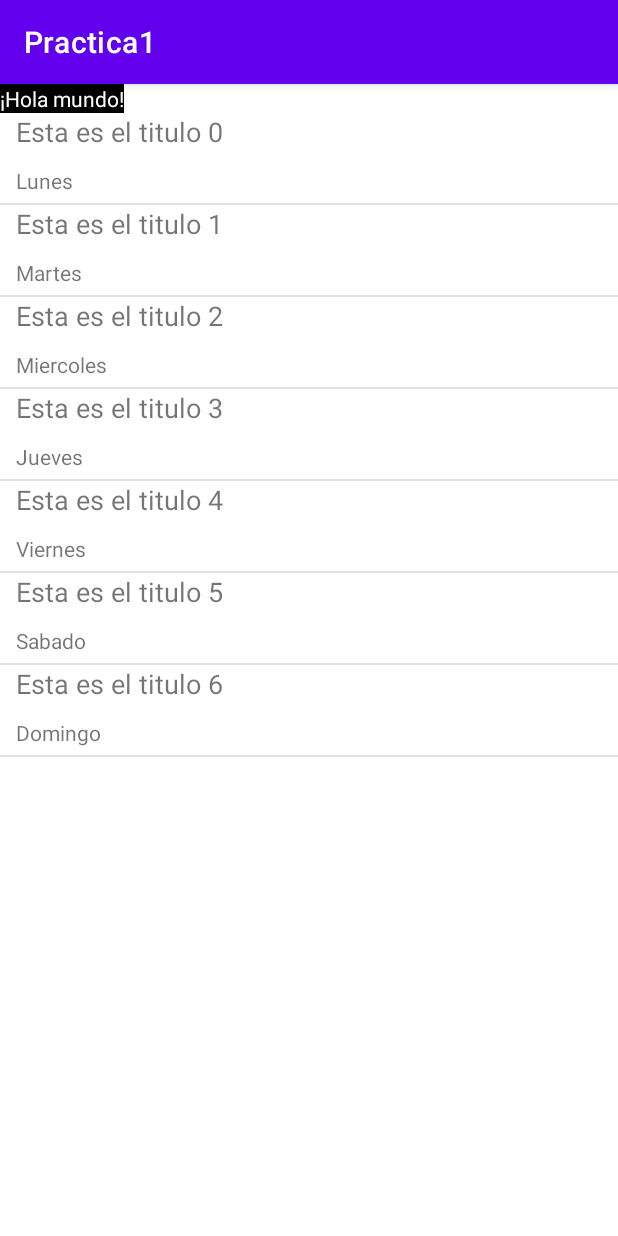
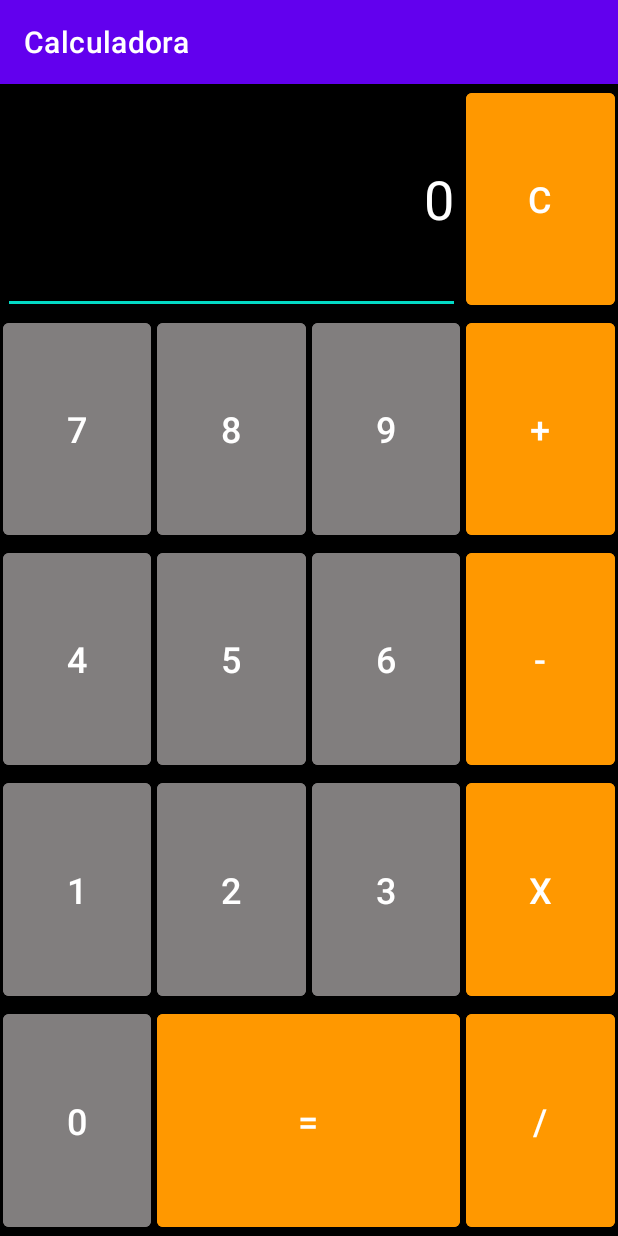
Before and after one commit to Obaltazar2k/DSR-DA, an Android app: the screen it shows after launch (MainActivity), on a phone screen of 412 x 824 dp. Run offline under Robolectric (Android 15) with nearby library versions, the phone set to English and light mode, and no system bars.

Commit message:
calculadora

```diff
--- a/Practica1/app/src/main/AndroidManifest.xml
+++ b/Practica1/app/src/main/AndroidManifest.xml
@@ -1,6 +1,6 @@
 <?xml version="1.0" encoding="utf-8"?>
 <manifest xmlns:android="http://schemas.android.com/apk/res/android"
-    package="com.stardust.practica1">
+    package="com.stardust.calculadora">
 
     <application
         android:allowBackup="true"
@@ -8,7 +8,7 @@
         android:label="@string/app_name"
         android:roundIcon="@mipmap/ic_launcher_round"
         android:supportsRtl="true"
-        android:theme="@style/Theme.Practica1">
+        android:theme="@style/Theme.Calculadora">
         <activity android:name=".MainActivity">
             <intent-filter>
                 <action android:name="android.intent.action.MAIN" />
--- /dev/null
+++ b/Practica1/app/src/main/java/com/stardust/calculadora/Extension.kt
@@ -0,0 +1,10 @@
+package com.stardust.calculadora
+
+fun String.isAnOperador(): Boolean {
+    if(this.isNotEmpty()) {
+        if(this.equals("+")||this.equals("-")||this.equals("/")||this.equals("X")||this.equals("=")) {
+            return true
+        }
+    }
+    return false
+}
--- /dev/null
+++ b/Practica1/app/src/main/java/com/stardust/calculadora/MainActivity.kt
@@ -0,0 +1,159 @@
+package com.stardust.calculadora
+
+import androidx.appcompat.app.AppCompatActivity
+import android.os.Bundle
+import android.widget.Button
+import android.widget.EditText
+import android.widget.TextView
+
+class MainActivity : AppCompatActivity() {
+
+    private lateinit var txtNumeros: EditText
+    private lateinit var bttnC: Button
+    private lateinit var bttn7: Button
+    private lateinit var bttn8: Button
+    private lateinit var bttn9: Button
+    private lateinit var bttnSumar: Button
+    private lateinit var bttn4: Button
+    private lateinit var bttn5: Button
+    private lateinit var bttn6: Button
+    private lateinit var bttnRestar: Button
+    private lateinit var bttn1: Button
+    private lateinit var bttn2: Button
+    private lateinit var bttn3: Button
+    private lateinit var bttnMultiplicar: Button
+    private lateinit var bttn0: Button
+    private lateinit var bttnIgual: Button
+    private lateinit var bttnDividir: Button
+
+    private var operador = ""
+    private var numDetras: Int? = null
+    private var lastButton = ""
+
+    override fun onCreate(savedInstanceState: Bundle?) {
+        super.onCreate(savedInstanceState)
+        setContentView(R.layout.calculadora)
+
+        txtNumeros = findViewById(R.id.editTextNumeros)
+        bttn0 = findViewById(R.id.button0)
+        bttn1 = findViewById(R.id.button1)
+        bttn2 = findViewById(R.id.button2)
+        bttn3 = findViewById(R.id.button3)
+        bttn4 = findViewById(R.id.button4)
+        bttn5 = findViewById(R.id.button5)
+        bttn6 = findViewById(R.id.button6)
+        bttn7 = findViewById(R.id.button7)
+        bttn8 = findViewById(R.id.button8)
+        bttn9 = findViewById(R.id.button9)
+        bttnC = findViewById(R.id.buttonC)
+        bttnSumar = findViewById(R.id.buttonSumar)
+        bttnRestar = findViewById(R.id.buttonRestar)
+        bttnMultiplicar = findViewById(R.id.buttonMultiplicar)
+        bttnDividir = findViewById(R.id.buttonDividir)
+        bttnIgual = findViewById(R.id.buttonIgual)
+
+        bttn0?.setOnClickListener {
+            addNumber(0)
+        }
+        bttn1?.setOnClickListener {
+            addNumber(1)
+        }
+        bttn2?.setOnClickListener {
+            addNumber(2)
+        }
+        bttn3?.setOnClickListener {
+            addNumber(3)
+        }
+        bttn4?.setOnClickListener {
+            addNumber(4)
+        }
+        bttn5?.setOnClickListener {
+            addNumber(5)
+        }
+        bttn6?.setOnClickListener {
+            addNumber(6)
+        }
+        bttn7?.setOnClickListener {
+            addNumber(7)
+        }
+        bttn8?.setOnClickListener {
+            addNumber(8)
+        }
+        bttn9?.setOnClickListener {
+            addNumber(9)
+        }
+        bttnC?.setOnClickListener {
+            var numero = txtNumeros?.text.toString();
+            if(numero!="0") {
+                txtNumeros.setText("0")
+            } else {
+                operador = ""
+                numDetras = null
+            }
+        }
+        bttnSumar?.setOnClickListener {
+            operacion("+")
+        }
+        bttnRestar?.setOnClickListener {
+            operacion("-")
+        }
+        bttnMultiplicar?.setOnClickListener {
+            operacion("X")
+        }
+        bttnDividir?.setOnClickListener {
+            operacion("/")
+        }
+        bttnIgual?.setOnClickListener {
+            operacion("=")
+        }
+    }
+
+    private fun addNumber(number: Int): Unit {
+        var numero = txtNumeros?.text.toString();
+        if(numero.equals("0")) {
+            numero = "$number";
+        } else {
+            if(lastButton.isAnOperador()){
+                numero = "$number";
+            } else {
+                numero += number
+            }
+        }
+        txtNumeros.setText(numero)
+        lastButton = "$number"
+    }
+
+    private fun operacion(operadorEnviado: String): Unit {
+        var numero = txtNumeros?.text.toString().toInt();
+        if(operador.isEmpty()) {
+            numDetras = numero
+            operador = operadorEnviado
+            lastButton = operadorEnviado
+        } else {
+            if (operadorEnviado.equals("=")) {
+                if (numDetras != null) {
+                    when (operador) {
+                        "+" -> {
+                            numDetras = numDetras!! +numero
+                            txtNumeros.setText("$numDetras")
+                        }
+                        "-" -> {
+                            numDetras = numDetras!! -numero
+                            txtNumeros.setText("$numDetras")
+                        }
+                        "X" -> {
+                            numDetras = numDetras!!*numero
+                            txtNumeros.setText("$numDetras")
+                        }
+                        "/" -> {
+                            numDetras = numDetras!!/numero
+                            txtNumeros.setText("$numDetras")
+                        }
+                    }
+                    operador = ""
+                    lastButton = operadorEnviado
+                }
+            }
+        }
+    }
+}
--- a/Practica1/app/src/main/java/com/stardust/practica1/MainActivity.kt
+++ /dev/null
@@ -1,22 +0,0 @@
-package com.stardust.practica1
-
-import androidx.appcompat.app.AppCompatActivity
-import android.os.Bundle
-import android.widget.ListView
-import android.widget.TextView
-
-class MainActivity : AppCompatActivity() {
-    override fun onCreate(savedInstanceState: Bundle?) {
-        super.onCreate(savedInstanceState)
-        setContentView(R.layout.activity_main)
-
-        val miTexto = findViewById<TextView>(R.id.txtTitulo)
-        miTexto.text = "¡Hola mundo!"
-
-
-        val weekDays = arrayOf("Lunes", "Martes", "Miercoles", "Jueves", "Viernes", "Sabado", "Domingo")
-
-        val miLista = findViewById<ListView>(R.id.listaItems)
-        miLista.adapter = miAdaptador(this, weekDays)
-    }
-}
--- a/Practica1/app/src/main/java/com/stardust/practica1/miAdaptador.kt
+++ /dev/null
@@ -1,59 +0,0 @@
-package com.stardust.practica1
-
-import android.content.Context
-import android.view.LayoutInflater
-import android.view.View
-import android.view.ViewGroup
-import android.widget.BaseAdapter
-import android.widget.ImageView
-import android.widget.TextView
-
-class miAdaptador(contexto: Context, array: Array<String>):BaseAdapter() {
-
-    private val miContexto : Context
-    private val arreglo : Array<String>
-
-    init {
-        miContexto = contexto
-        arreglo = array
-    }
-
-    //cuantas filas se generan
-    override fun getCount(): Int {
-        return 7
-    }
-
-    override fun getItem(position: Int): Any {
-        TODO("Not yet implemented")
-    }
-
-    //regresa el id de cada elemento de la lista
-    override fun getItemId(position: Int): Long {
-        return position.toLong()
-    }
-
-    //genera cada una de las filas dentro de la lista
-    override fun getView(position: Int, convertView: View?, parent: ViewGroup?): View {
-        val layoutInflater = LayoutInflater.from(miContexto)
-        val listRowLayout = layoutInflater.inflate(R.layout.fila_lista, parent, false)
-
-        val txtDescription = listRowLayout.findViewById<TextView>(R.id.textViewDescription)
-        if (position < 7 )
-            txtDescription.text = arreglo[position]
-        else
-            txtDescription.text = "No hay más de 7 días a la semana"
-
-        val txtTitulo = listRowLayout.findViewById<TextView>(R.id.textViewTitle)
-        txtTitulo.text = "Esta es el titulo $position"
-
-        val imgView = listRowLayout.findViewById<ImageView>(R.id.imageView)
-
-        return listRowLayout
-        /*
-        val texto = TextView(miContexto)
-        texto.text = "esta es una fila mundo! $position"
-        return texto
-        */
-    }
-
-}
--- a/Practica1/app/src/main/res/layout/activity_main.xml
+++ b/Practica1/app/src/main/res/layout/activity_main.xml
@@ -4,26 +4,4 @@
     xmlns:tools="http://schemas.android.com/tools"
     android:layout_width="match_parent"
     android:layout_height="match_parent"
-    tools:context=".MainActivity">
-
-    <LinearLayout
-        android:layout_width="match_parent"
-        android:layout_height="match_parent"
-        android:orientation="vertical"
-        tools:layout_editor_absoluteX="117dp"
-        tools:layout_editor_absoluteY="111dp">
-
-        <TextView
-            android:id="@+id/txtTitulo"
-            android:layout_width="wrap_content"
-            android:layout_height="wrap_content"
-            android:background="#000000"
-            android:text="TextView"
-            android:textColor="#FFFFFF" />
-
-        <ListView
-            android:id="@+id/listaItems"
-            android:layout_width="match_parent"
-            android:layout_height="match_parent" />
-    </LinearLayout>
-</androidx.constraintlayout.widget.ConstraintLayout>
+    tools:context=".MainActivity"/>
--- /dev/null
+++ b/Practica1/app/src/main/res/layout/calculadora.xml
@@ -0,0 +1,217 @@
+<?xml version="1.0" encoding="utf-8"?>
+<GridLayout xmlns:android="http://schemas.android.com/apk/res/android"
+    android:layout_width="match_parent"
+    android:layout_height="match_parent"
+    android:background="#000000"
+    android:columnCount="4"
+    android:rowCount="6">
+
+    <EditText
+        android:id="@+id/editTextNumeros"
+        android:layout_width="0dp"
+        android:layout_height="0dp"
+        android:layout_rowWeight="1"
+        android:layout_columnSpan="3"
+        android:layout_columnWeight="1"
+        android:layout_marginStart="2dp"
+        android:layout_marginEnd="2dp"
+        android:ems="10"
+        android:gravity="center_vertical|end"
+        android:inputType="textPersonName"
+        android:text="0"
+        android:textColor="#FFFFFF"
+        android:textSize="36sp" />
+
+    <Button
+        android:id="@+id/buttonC"
+        android:layout_width="0dp"
+        android:layout_height="0dp"
+        android:layout_rowWeight="1"
+        android:layout_columnWeight="1"
+        android:layout_marginStart="2dp"
+        android:layout_marginEnd="2dp"
+        android:backgroundTint="#FF9800"
+        android:text="C"
+        android:textSize="24sp" />
+
+    <Button
+        android:id="@+id/button7"
+        android:layout_width="0dp"
+        android:layout_height="0dp"
+        android:layout_rowWeight="1"
+        android:layout_columnWeight="1"
+        android:layout_marginStart="2dp"
+        android:layout_marginEnd="2dp"
+        android:backgroundTint="#817E7E"
+        android:text="7"
+        android:textSize="24sp" />
+
+    <Button
+        android:id="@+id/button8"
+        android:layout_width="0dp"
+        android:layout_height="0dp"
+        android:layout_rowWeight="1"
+        android:layout_columnWeight="1"
+        android:layout_marginStart="2dp"
+        android:layout_marginEnd="2dp"
+        android:backgroundTint="#817E7E"
+        android:text="8"
+        android:textSize="24sp" />
+
+    <Button
+        android:id="@+id/button9"
+        android:layout_width="0dp"
+        android:layout_height="0dp"
+        android:layout_rowWeight="1"
+        android:layout_columnWeight="1"
+        android:layout_marginStart="2dp"
+        android:layout_marginEnd="2dp"
+        android:backgroundTint="#817E7E"
+        android:text="9"
+        android:textSize="24sp" />
+
+    <Button
+        android:id="@+id/buttonSumar"
+        android:layout_width="0dp"
+        android:layout_height="0dp"
+        android:layout_rowWeight="1"
+        android:layout_columnWeight="1"
+        android:layout_marginStart="2dp"
+        android:layout_marginEnd="2dp"
+        android:backgroundTint="#FF9800"
+        android:text="+"
+        android:textSize="24sp" />
+
+    <Button
+        android:id="@+id/button4"
+        android:layout_width="0dp"
+        android:layout_height="0dp"
+        android:layout_rowWeight="1"
+        android:layout_columnWeight="1"
+        android:layout_marginStart="2dp"
+        android:layout_marginEnd="2dp"
+        android:backgroundTint="#817E7E"
+        android:text="4"
+        android:textSize="24sp" />
+
+    <Button
+        android:id="@+id/button5"
+        android:layout_width="0dp"
+        android:layout_height="0dp"
+        android:layout_rowWeight="1"
+        android:layout_columnWeight="1"
+        android:layout_marginStart="2dp"
+        android:layout_marginEnd="2dp"
+        android:backgroundTint="#817E7E"
+        android:text="5"
+        android:textSize="24sp" />
+
+    <Button
+        android:id="@+id/button6"
+        android:layout_width="0dp"
+        android:layout_height="0dp"
+        android:layout_rowWeight="1"
+        android:layout_columnWeight="1"
+        android:layout_marginStart="2dp"
+        android:layout_marginEnd="2dp"
+        android:backgroundTint="#817E7E"
+        android:text="6"
+        android:textSize="24sp" />
+
+    <Button
+        android:id="@+id/buttonRestar"
+        android:layout_width="0dp"
+        android:layout_height="0dp"
+        android:layout_rowWeight="1"
+        android:layout_columnWeight="1"
+        android:layout_marginStart="2dp"
+        android:layout_marginEnd="2dp"
+        android:backgroundTint="#FF9800"
+        android:text="-"
+        android:textSize="24sp" />
+
+    <Button
+        android:id="@+id/button1"
+        android:layout_width="0dp"
+        android:layout_height="0dp"
+        android:layout_rowWeight="1"
+        android:layout_columnWeight="1"
+        android:layout_marginStart="2dp"
+        android:layout_marginEnd="2dp"
+        android:backgroundTint="#817E7E"
+        android:text="1"
+        android:textSize="24sp" />
+
+    <Button
+        android:id="@+id/button2"
+        android:layout_width="0dp"
+        android:layout_height="0dp"
+        android:layout_rowWeight="1"
+        android:layout_columnWeight="1"
+        android:layout_marginStart="2dp"
+        android:layout_marginEnd="2dp"
+        android:backgroundTint="#817E7E"
+        android:text="2"
+        android:textSize="24sp" />
+
+    <Button
+        android:id="@+id/button3"
+        android:layout_width="0dp"
+        android:layout_height="0dp"
+        android:layout_rowWeight="1"
+        android:layout_columnWeight="1"
+        android:layout_marginStart="2dp"
+        android:layout_marginEnd="2dp"
+        android:backgroundTint="#817E7E"
+        android:text="3"
+        android:textSize="24sp" />
+
+    <Button
+        android:id="@+id/buttonMultiplicar"
+        android:layout_width="0dp"
+        android:layout_height="0dp"
+        android:layout_rowWeight="1"
+        android:layout_columnWeight="1"
+        android:layout_marginStart="2dp"
+        android:layout_marginEnd="2dp"
+        android:backgroundTint="#FF9800"
+        android:text="X"
+        android:textSize="24sp" />
+
+    <Button
+        android:id="@+id/button0"
+        android:layout_width="0dp"
+        android:layout_height="0dp"
+        android:layout_rowWeight="1"
+        android:layout_columnWeight="1"
+        android:layout_marginStart="2dp"
+        android:layout_marginEnd="2dp"
+        android:backgroundTint="#817E7E"
+        android:text="0"
+        android:textSize="24sp" />
+
+    <Button
+        android:id="@+id/buttonIgual"
+        android:layout_width="0dp"
+        android:layout_height="0dp"
+        android:layout_rowWeight="1"
+        android:layout_columnSpan="2"
+        android:layout_columnWeight="1"
+        android:layout_marginStart="2dp"
+        android:layout_marginEnd="2dp"
+        android:backgroundTint="#FF9800"
+        android:text="="
+        android:textSize="24sp" />
+
+    <Button
+        android:id="@+id/buttonDividir"
+        android:layout_width="0dp"
+        android:layout_height="0dp"
+        android:layout_rowWeight="1"
+        android:layout_columnWeight="1"
+        android:layout_marginStart="2dp"
+        android:layout_marginEnd="2dp"
+        android:backgroundTint="#FF9800"
+        android:text="/"
+        android:textSize="24sp" />
+</GridLayout>
--- a/Practica1/app/src/main/res/layout/fila_lista.xml
+++ /dev/null
@@ -1,40 +0,0 @@
-<?xml version="1.0" encoding="utf-8"?>
-<androidx.constraintlayout.widget.ConstraintLayout
-    xmlns:android="http://schemas.android.com/apk/res/android"
-    xmlns:app="http://schemas.android.com/apk/res-auto"
-    xmlns:tools="http://schemas.android.com/tools"
-    android:layout_width="match_parent"
-    android:layout_height="match_parent">
-
-    <ImageView
-        android:id="@+id/imageView"
-        android:layout_width="wrap_content"
-        android:layout_height="wrap_content"
-        android:layout_margin="5dp"
-        app:layout_constraintStart_toStartOf="parent"
-        app:layout_constraintTop_toTopOf="parent"
-        tools:srcCompat="@tools:sample/avatars" />
-
-    <TextView
-        android:id="@+id/textViewTitle"
-        android:layout_width="0dp"
-        android:layout_height="wrap_content"
-        android:layout_margin="5dp"
-        android:text="TextView"
-        android:textSize="18sp"
-        app:layout_constraintBottom_toTopOf="@+id/textViewDescription"
-        app:layout_constraintEnd_toEndOf="parent"
-        app:layout_constraintStart_toEndOf="@+id/imageView"
-        app:layout_constraintTop_toTopOf="parent" />
-
-    <TextView
-        android:id="@+id/textViewDescription"
-        android:layout_width="0dp"
-        android:layout_height="wrap_content"
-        android:layout_margin="5dp"
-        android:text="TextView"
-        app:layout_constraintBottom_toBottomOf="@+id/imageView"
-        app:layout_constraintEnd_toEndOf="parent"
-        app:layout_constraintStart_toEndOf="@+id/imageView"
-        app:layout_constraintTop_toBottomOf="@+id/textViewTitle" />
-</androidx.constraintlayout.widget.ConstraintLayout>
--- a/Practica1/app/src/main/res/values-night/themes.xml
+++ b/Practica1/app/src/main/res/values-night/themes.xml
@@ -1,6 +1,6 @@
 <resources xmlns:tools="http://schemas.android.com/tools">
     <!-- Base application theme. -->
-    <style name="Theme.Practica1" parent="Theme.MaterialComponents.DayNight.DarkActionBar">
+    <style name="Theme.Calculadora" parent="Theme.MaterialComponents.DayNight.DarkActionBar">
         <!-- Primary brand color. -->
         <item name="colorPrimary">@color/purple_200</item>
         <item name="colorPrimaryVariant">@color/purple_700</item>
--- a/Practica1/app/src/main/res/values/strings.xml
+++ b/Practica1/app/src/main/res/values/strings.xml
@@ -1,3 +1,3 @@
 <resources>
-    <string name="app_name">Practica1</string>
+    <string name="app_name">Calculadora</string>
 </resources>
--- a/Practica1/app/src/main/res/values/themes.xml
+++ b/Practica1/app/src/main/res/values/themes.xml
@@ -1,6 +1,6 @@
 <resources xmlns:tools="http://schemas.android.com/tools">
     <!-- Base application theme. -->
-    <style name="Theme.Practica1" parent="Theme.MaterialComponents.DayNight.DarkActionBar">
+    <style name="Theme.Calculadora" parent="Theme.MaterialComponents.DayNight.DarkActionBar">
         <!-- Primary brand color. -->
         <item name="colorPrimary">@color/purple_500</item>
         <item name="colorPrimaryVariant">@color/purple_700</item>
--- a/Practica1/settings.gradle
+++ b/Practica1/settings.gradle
@@ -1,2 +1,2 @@
 include ':app'
-rootProject.name = "Practica1"
+rootProject.name = "Calculadora"
```
Also changed, not shown: Practica1/app/build.gradle (+4 -6 lines), Practica1/gradle/wrapper/gradle-wrapper.properties, 4 other files.
